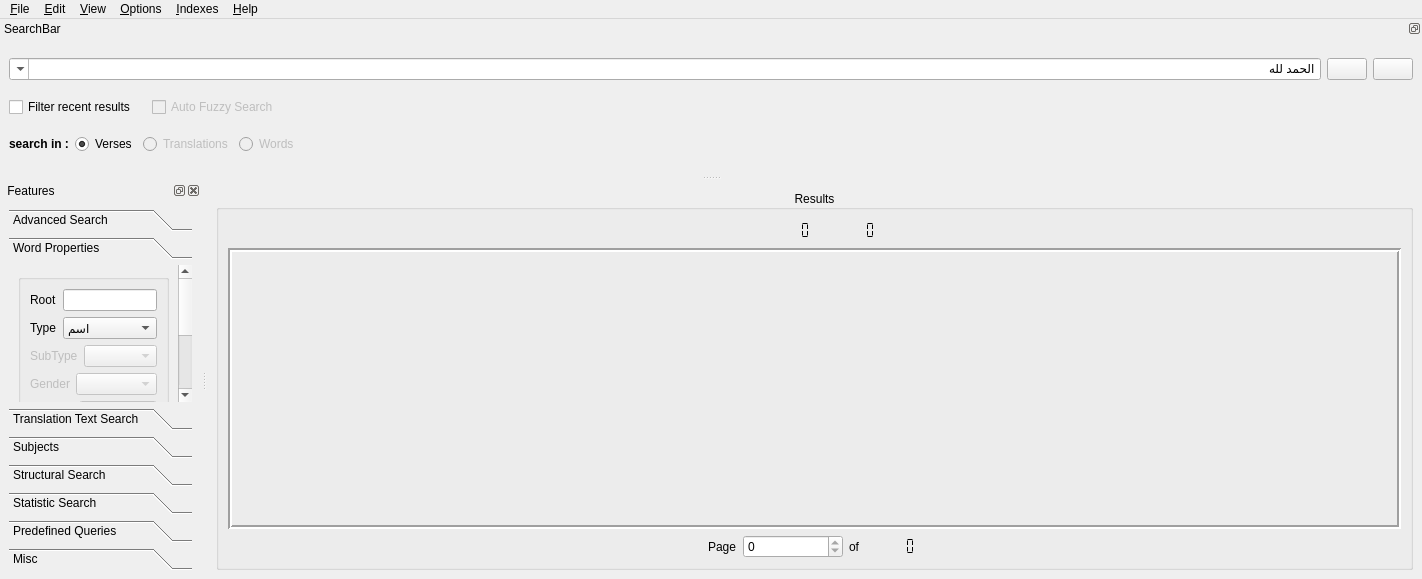
Old version of the form src/alfanous-desktop/UI/mainform.ui in the repository Alfanous-team/alfanous.
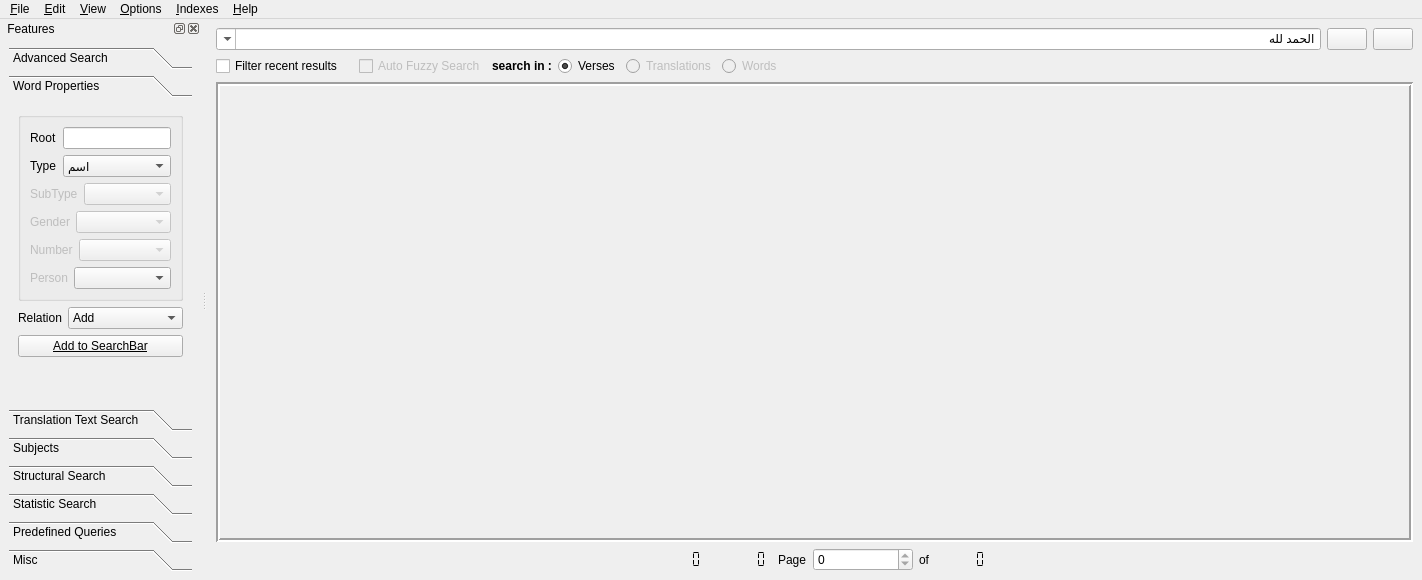
New version of the form. Icons and pictures are not drawn.

Commit message: Simplifications on the desktop application

```diff
--- a/src/alfanous-desktop/UI/mainform.ui
+++ b/src/alfanous-desktop/UI/mainform.ui
@@ -11,7 +11,7 @@
     <x>0</x>
     <y>0</y>
     <width>1422</width>
-    <height>579</height>
+    <height>580</height>
    </rect>
   </property>
   <property name="sizePolicy">
@@ -60,34 +60,242 @@
   <widget class="QWidget" name="centralwidget">
    <layout class="QVBoxLayout" name="verticalLayout_2">
     <item>
-     <widget class="QGroupBox" name="groupBox_5">
+     <layout class="QHBoxLayout" name="horizontalLayout_4">
+      <item>
+       <widget class="QComboBox" name="o_query">
       <property name="sizePolicy">
-       <sizepolicy hsizetype="Preferred" vsizetype="Expanding">
-        <horstretch>1</horstretch>
+         <sizepolicy hsizetype="Expanding" vsizetype="Fixed">
+          <horstretch>2</horstretch>
         <verstretch>0</verstretch>
        </sizepolicy>
       </property>
-      <property name="autoFillBackground">
-       <bool>false</bool>
+        <property name="minimumSize">
+         <size>
+          <width>149</width>
+          <height>0</height>
+         </size>
+        </property>
+        <property name="toolTip">
+         <string>Write your query here</string>
+        </property>
+        <property name="statusTip">
+         <string>Write your query here</string>
+        </property>
+        <property name="whatsThis">
+         <string>SearchBar</string>
+        </property>
+        <property name="layoutDirection">
+         <enum>Qt::RightToLeft</enum>
       </property>
       <property name="styleSheet">
        <string notr="true"/>
       </property>
-      <property name="title">
-       <string>Results</string>
-      </property>
-      <property name="alignment">
-       <set>Qt::AlignCenter</set>
+        <property name="editable">
+         <bool>true</bool>
+        </property>
+        <property name="currentIndex">
+         <number>0</number>
+        </property>
+        <property name="maxCount">
+         <number>50</number>
+        </property>
+        <property name="insertPolicy">
+         <enum>QComboBox::InsertAlphabetically</enum>
+        </property>
+        <property name="duplicatesEnabled">
+         <bool>false</bool>
+        </property>
+        <property name="frame">
+         <bool>true</bool>
+        </property>
+        <property name="modelColumn">
+         <number>0</number>
+        </property>
+        <item>
+         <property name="text">
+          <string>الحمد لله</string>
+         </property>
+        </item>
+        <item>
+         <property name="text">
+          <string>آية:(يقول)</string>
+         </property>
+        </item>
+       </widget>
+      </item>
+      <item>
+       <widget class="QPushButton" name="o_search">
+        <property name="toolTip">
+         <string>Click to search</string>
+        </property>
+        <property name="statusTip">
+         <string>Click to search</string>
+        </property>
+        <property name="text">
+         <string/>
+        </property>
+        <property name="icon">
+         <iconset resource="../images/main.qrc">
+          <normaloff>:/resources/find.png</normaloff>:/resources/find.png</iconset>
       </property>
       <property name="flat">
        <bool>false</bool>
       </property>
-      <property name="checkable">
+       </widget>
+      </item>
+      <item>
+       <widget class="QPushButton" name="o_clear">
+        <property name="toolTip">
+         <string>Click to clear searchbar</string>
+        </property>
+        <property name="statusTip">
+         <string>Click to clear searchbar</string>
+        </property>
+        <property name="text">
+         <string/>
+        </property>
+        <property name="icon">
+         <iconset resource="../images/main.qrc">
+          <normaloff>:/resources/clear_left.png</normaloff>:/resources/clear_left.png</iconset>
+        </property>
+       </widget>
+      </item>
+     </layout>
+    </item>
+    <item>
+     <layout class="QHBoxLayout" name="horizontalLayout_45">
+      <item>
+       <widget class="QCheckBox" name="o_filter">
+        <property name="text">
+         <string>Filter recent results</string>
+        </property>
+       </widget>
+      </item>
+      <item>
+       <spacer name="horizontalSpacer_9">
+        <property name="orientation">
+         <enum>Qt::Horizontal</enum>
+        </property>
+        <property name="sizeType">
+         <enum>QSizePolicy::Fixed</enum>
+        </property>
+        <property name="sizeHint" stdset="0">
+         <size>
+          <width>10</width>
+          <height>20</height>
+         </size>
+        </property>
+       </spacer>
+      </item>
+      <item>
+       <widget class="QCheckBox" name="o_autospell">
+        <property name="enabled">
        <bool>false</bool>
       </property>
-      <layout class="QVBoxLayout" name="verticalLayout_15">
+        <property name="text">
+         <string>Auto Fuzzy Search</string>
+        </property>
+       </widget>
+      </item>
        <item>
-        <layout class="QHBoxLayout" name="horizontalLayout_5">
+       <widget class="QLabel" name="label_33">
+        <property name="sizePolicy">
+         <sizepolicy hsizetype="Preferred" vsizetype="Minimum">
+          <horstretch>0</horstretch>
+          <verstretch>0</verstretch>
+         </sizepolicy>
+        </property>
+        <property name="font">
+         <font>
+          <weight>75</weight>
+          <bold>true</bold>
+         </font>
+        </property>
+        <property name="text">
+         <string>search in :</string>
+        </property>
+       </widget>
+      </item>
+      <item>
+       <widget class="QRadioButton" name="o_search_in_ayas">
+        <property name="text">
+         <string>Verses</string>
+        </property>
+        <property name="checked">
+         <bool>true</bool>
+        </property>
+       </widget>
+      </item>
+      <item>
+       <widget class="QRadioButton" name="o_search_in_trads">
+        <property name="enabled">
+         <bool>false</bool>
+        </property>
+        <property name="text">
+         <string>Translations</string>
+        </property>
+       </widget>
+      </item>
+      <item>
+       <widget class="QRadioButton" name="o_search_in_words">
+        <property name="enabled">
+         <bool>false</bool>
+        </property>
+        <property name="text">
+         <string>Words</string>
+        </property>
+       </widget>
+      </item>
+      <item>
+       <spacer name="horizontalSpacer_8">
+        <property name="orientation">
+         <enum>Qt::Horizontal</enum>
+        </property>
+        <property name="sizeHint" stdset="0">
+         <size>
+          <width>40</width>
+          <height>20</height>
+         </size>
+        </property>
+       </spacer>
+      </item>
+     </layout>
+    </item>
+    <item>
+     <widget class="QFrame" name="frame0">
+      <property name="sizePolicy">
+       <sizepolicy hsizetype="Preferred" vsizetype="Expanding">
+        <horstretch>0</horstretch>
+        <verstretch>0</verstretch>
+       </sizepolicy>
+      </property>
+      <property name="frameShape">
+       <enum>QFrame::Box</enum>
+      </property>
+      <property name="frameShadow">
+       <enum>QFrame::Sunken</enum>
+      </property>
+      <property name="lineWidth">
+       <number>2</number>
+      </property>
+      <property name="midLineWidth">
+       <number>0</number>
+      </property>
+      <layout class="QHBoxLayout" name="horizontalLayout_28">
+       <property name="spacing">
+        <number>3</number>
+       </property>
+       <property name="margin">
+        <number>3</number>
+       </property>
+       <item>
+        <layout class="QVBoxLayout" name="verticalLayout33"/>
+       </item>
+      </layout>
+     </widget>
+    </item>
+    <item>
+     <layout class="QHBoxLayout" name="horizontalLayout_17">
          <item>
           <spacer name="horizontalSpacer_3">
            <property name="orientation">
@@ -195,78 +403,6 @@
           </layout>
          </item>
          <item>
-          <spacer name="horizontalSpacer_11">
-           <property name="orientation">
-            <enum>Qt::Horizontal</enum>
-           </property>
-           <property name="sizeHint" stdset="0">
-            <size>
-             <width>40</width>
-             <height>20</height>
-            </size>
-           </property>
-          </spacer>
-         </item>
-        </layout>
-       </item>
-       <item>
-        <widget class="QFrame" name="frame0">
-         <property name="sizePolicy">
-          <sizepolicy hsizetype="Preferred" vsizetype="Expanding">
-           <horstretch>0</horstretch>
-           <verstretch>0</verstretch>
-          </sizepolicy>
-         </property>
-         <property name="frameShape">
-          <enum>QFrame::Box</enum>
-         </property>
-         <property name="frameShadow">
-          <enum>QFrame::Sunken</enum>
-         </property>
-         <property name="lineWidth">
-          <number>2</number>
-         </property>
-         <property name="midLineWidth">
-          <number>0</number>
-         </property>
-         <layout class="QHBoxLayout" name="horizontalLayout_28">
-          <property name="spacing">
-           <number>3</number>
-          </property>
-          <property name="leftMargin">
-           <number>3</number>
-          </property>
-          <property name="topMargin">
-           <number>3</number>
-          </property>
-          <property name="rightMargin">
-           <number>3</number>
-          </property>
-          <property name="bottomMargin">
-           <number>3</number>
-          </property>
-          <item>
-           <layout class="QVBoxLayout" name="verticalLayout33"/>
-          </item>
-         </layout>
-        </widget>
-       </item>
-       <item>
-        <layout class="QHBoxLayout" name="horizontalLayout_17">
-         <item>
-          <spacer name="horizontalSpacer_6">
-           <property name="orientation">
-            <enum>Qt::Horizontal</enum>
-           </property>
-           <property name="sizeHint" stdset="0">
-            <size>
-             <width>40</width>
-             <height>20</height>
-            </size>
-           </property>
-          </spacer>
-         </item>
-         <item>
           <widget class="QLabel" name="label_32">
            <property name="sizePolicy">
             <sizepolicy hsizetype="Fixed" vsizetype="Preferred">
@@ -353,9 +489,6 @@
        </item>
       </layout>
      </widget>
-    </item>
-   </layout>
-  </widget>
   <widget class="QMenuBar" name="menubar">
    <property name="enabled">
     <bool>true</bool>
@@ -967,8 +1100,8 @@
          <rect>
           <x>0</x>
           <y>0</y>
-          <width>218</width>
-          <height>365</height>
+          <width>263</width>
+          <height>332</height>
          </rect>
         </property>
         <attribute name="label">
@@ -2444,274 +2577,6 @@
     </layout>
    </widget>
   </widget>
-  <widget class="QDockWidget" name="w_searchbar">
-   <property name="sizePolicy">
-    <sizepolicy hsizetype="Minimum" vsizetype="Minimum">
-     <horstretch>0</horstretch>
-     <verstretch>0</verstretch>
-    </sizepolicy>
-   </property>
-   <property name="minimumSize">
-    <size>
-     <width>402</width>
-     <height>156</height>
-    </size>
-   </property>
-   <property name="maximumSize">
-    <size>
-     <width>524287</width>
-     <height>200</height>
-    </size>
-   </property>
-   <property name="windowIcon">
-    <iconset>
-     <normaloff>:/resources/Icon (3).ico</normaloff>:/resources/Icon (3).ico</iconset>
-   </property>
-   <property name="styleSheet">
-    <string notr="true"/>
-   </property>
-   <property name="locale">
-    <locale language="English" country="Zimbabwe"/>
-   </property>
-   <property name="floating">
-    <bool>false</bool>
-   </property>
-   <property name="features">
-    <set>QDockWidget::DockWidgetFloatable|QDockWidget::DockWidgetMovable</set>
-   </property>
-   <property name="allowedAreas">
-    <set>Qt::AllDockWidgetAreas</set>
-   </property>
-   <property name="windowTitle">
-    <string>SearchBar</string>
-   </property>
-   <attribute name="dockWidgetArea">
-    <number>4</number>
-   </attribute>
-   <widget class="QWidget" name="dockWidgetContents_7">
-    <layout class="QVBoxLayout" name="verticalLayout_11">
-     <item>
-      <layout class="QHBoxLayout" name="horizontalLayout_4">
-       <item>
-        <widget class="QComboBox" name="o_query">
-         <property name="sizePolicy">
-          <sizepolicy hsizetype="Expanding" vsizetype="Fixed">
-           <horstretch>2</horstretch>
-           <verstretch>0</verstretch>
-          </sizepolicy>
-         </property>
-         <property name="minimumSize">
-          <size>
-           <width>149</width>
-           <height>0</height>
-          </size>
-         </property>
-         <property name="toolTip">
-          <string>Write your query here</string>
-         </property>
-         <property name="statusTip">
-          <string>Write your query here</string>
-         </property>
-         <property name="whatsThis">
-          <string>SearchBar</string>
-         </property>
-         <property name="layoutDirection">
-          <enum>Qt::RightToLeft</enum>
-         </property>
-         <property name="styleSheet">
-          <string notr="true"/>
-         </property>
-         <property name="editable">
-          <bool>true</bool>
-         </property>
-         <property name="currentIndex">
-          <number>0</number>
-         </property>
-         <property name="maxCount">
-          <number>50</number>
-         </property>
-         <property name="insertPolicy">
-          <enum>QComboBox::InsertAlphabetically</enum>
-         </property>
-         <property name="duplicatesEnabled">
-          <bool>false</bool>
-         </property>
-         <property name="frame">
-          <bool>true</bool>
-         </property>
-         <property name="modelColumn">
-          <number>0</number>
-         </property>
-         <item>
-          <property name="text">
-           <string>الحمد لله</string>
-          </property>
-         </item>
-         <item>
-          <property name="text">
-           <string>آية:(يقول)</string>
-          </property>
-         </item>
-        </widget>
-       </item>
-       <item>
-        <widget class="QPushButton" name="o_search">
-         <property name="toolTip">
-          <string>Click to search</string>
-         </property>
-         <property name="statusTip">
-          <string>Click to search</string>
-         </property>
-         <property name="text">
-          <string/>
-         </property>
-         <property name="icon">
-          <iconset resource="../images/main.qrc">
-           <normaloff>:/resources/find.png</normaloff>:/resources/find.png</iconset>
-         </property>
-         <property name="flat">
-          <bool>false</bool>
-         </property>
-        </widget>
-       </item>
-       <item>
-        <widget class="QPushButton" name="o_clear">
-         <property name="toolTip">
-          <string>Click to clear searchbar</string>
-         </property>
-         <property name="statusTip">
-          <string>Click to clear searchbar</string>
-         </property>
-         <property name="text">
-          <string/>
-         </property>
-         <property name="icon">
-          <iconset resource="../images/main.qrc">
-           <normaloff>:/resources/clear_left.png</normaloff>:/resources/clear_left.png</iconset>
-         </property>
-        </widget>
-       </item>
-      </layout>
-     </item>
-     <item>
-      <layout class="QHBoxLayout" name="horizontalLayout_45">
-       <item>
-        <widget class="QCheckBox" name="o_filter">
-         <property name="text">
-          <string>Filter recent results</string>
-         </property>
-        </widget>
-       </item>
-       <item>
-        <spacer name="horizontalSpacer_9">
-         <property name="orientation">
-          <enum>Qt::Horizontal</enum>
-         </property>
-         <property name="sizeType">
-          <enum>QSizePolicy::Fixed</enum>
-         </property>
-         <property name="sizeHint" stdset="0">
-          <size>
-           <width>10</width>
-           <height>20</height>
-          </size>
-         </property>
-        </spacer>
-       </item>
-       <item>
-        <widget class="QCheckBox" name="o_autospell">
-         <property name="enabled">
-          <bool>false</bool>
-         </property>
-         <property name="text">
-          <string>Auto Fuzzy Search</string>
-         </property>
-        </widget>
-       </item>
-       <item>
-        <spacer name="horizontalSpacer_8">
-         <property name="orientation">
-          <enum>Qt::Horizontal</enum>
-         </property>
-         <property name="sizeHint" stdset="0">
-          <size>
-           <width>40</width>
-           <height>20</height>
-          </size>
-         </property>
-        </spacer>
-       </item>
-      </layout>
-     </item>
-     <item>
-      <layout class="QHBoxLayout" name="horizontalLayout_8">
-       <item>
-        <widget class="QLabel" name="label_33">
-         <property name="sizePolicy">
-          <sizepolicy hsizetype="Preferred" vsizetype="Minimum">
-           <horstretch>0</horstretch>
-           <verstretch>0</verstretch>
-          </sizepolicy>
-         </property>
-         <property name="font">
-          <font>
-           <weight>75</weight>
-           <bold>true</bold>
-          </font>
-         </property>
-         <property name="text">
-          <string>search in :</string>
-         </property>
-        </widget>
-       </item>
-       <item>
-        <widget class="QRadioButton" name="o_search_in_ayas">
-         <property name="text">
-          <string>Verses</string>
-         </property>
-         <property name="checked">
-          <bool>true</bool>
-         </property>
-        </widget>
-       </item>
-       <item>
-        <widget class="QRadioButton" name="o_search_in_trads">
-         <property name="enabled">
-          <bool>false</bool>
-         </property>
-         <property name="text">
-          <string>Translations</string>
-         </property>
-        </widget>
-       </item>
-       <item>
-        <widget class="QRadioButton" name="o_search_in_words">
-         <property name="enabled">
-          <bool>false</bool>
-         </property>
-         <property name="text">
-          <string>Words</string>
-         </property>
-        </widget>
-       </item>
-       <item>
-        <spacer name="horizontalSpacer_5">
-         <property name="orientation">
-          <enum>Qt::Horizontal</enum>
-         </property>
-         <property name="sizeHint" stdset="0">
-          <size>
-           <width>40</width>
-           <height>20</height>
-          </size>
-         </property>
-        </spacer>
-       </item>
-      </layout>
-     </item>
-    </layout>
-   </widget>
-  </widget>
   <action name="m_exit">
    <property name="icon">
     <iconset resource="../images/main.qrc">
```
Left out of the diff: 28 changed lines with no effect on the pictures. Lines whose indentation alone changed are shown as unchanged.
